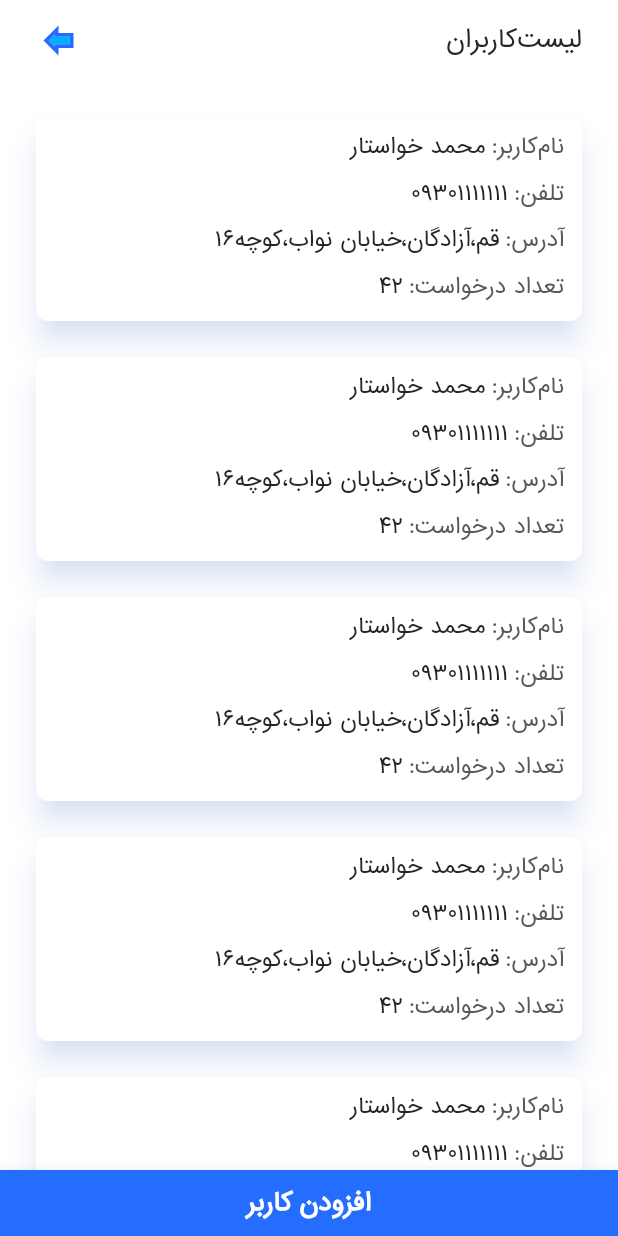
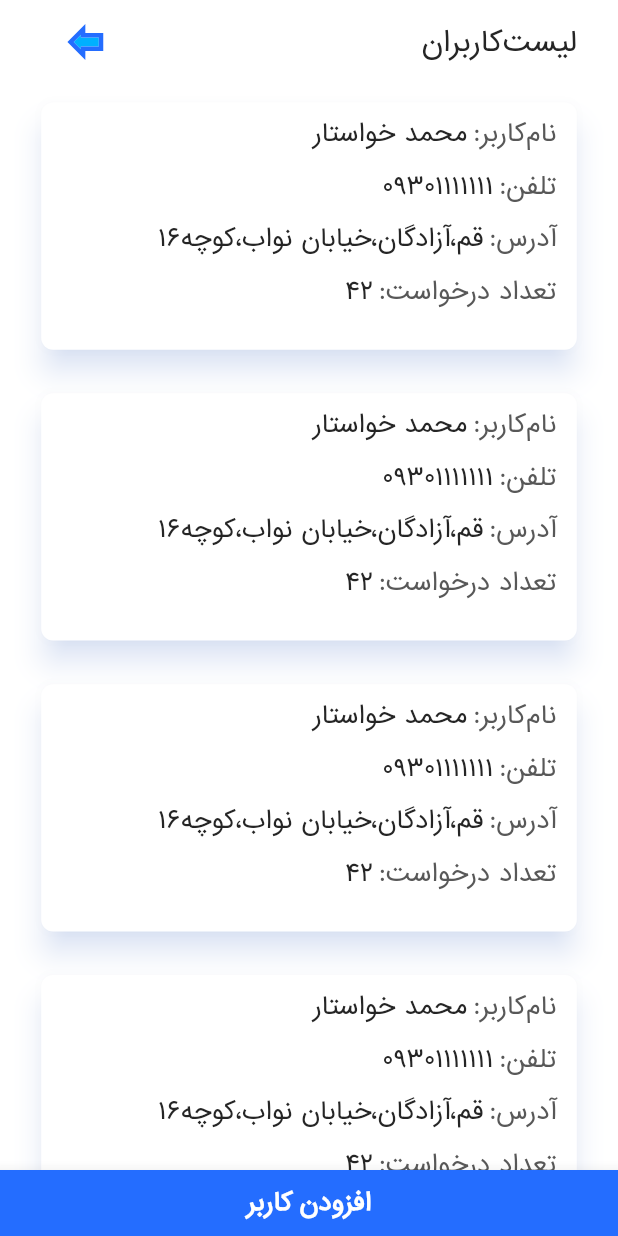
Before and after one commit to fhkhd/Panel, a Flutter app: the usersList screen opened directly, on a phone screen of 412 x 824 dp. Run offline on Flutter 3.47's test engine with Material 2 defaults, Android fonts, the phone set to English and light mode, and no system bars; our stand-ins replace flutter_svg, hexcolor; missing offline and left inert: dart:ffi.

Commit message:
set AppBar & change sizes of all listScreens

```diff
--- a/lib/QuestionList.dart
+++ b/lib/QuestionList.dart
@@ -21,11 +21,19 @@ class _QuestionListState extends State<QuestionList> {
   Widget build(BuildContext context) {
     return Scaffold(
       backgroundColor: Colors.white,
-      body: ListView(
-        children: [
-          SizedBox(height: 12.0,),
-          Padding(
-            padding: EdgeInsets.only(left: 24.0,right: 24.0,bottom: 12.0),
+      appBar: AppBar(
+        backgroundColor: Colors.white,
+        actions: [
+          Container(
+            // height: MediaQuery.of(context).size.height/10,
+            width: MediaQuery.of(context).size.width,
+              child: Padding(
+                padding: EdgeInsets.only(
+                  left: 24.0,
+                  right: 24.0,
+                  // top: MediaQuery.of(context).size.height/30,
+                  // bottom: MediaQuery.of(context).size.height/120,
+                ),
                 child: Row(
                   mainAxisAlignment: MainAxisAlignment.spaceBetween,
                   children: <Widget>[
@@ -36,7 +44,9 @@ class _QuestionListState extends State<QuestionList> {
                         fontSize: 16.0,
                         fontFamily: 'IranianSans',
                       ),
+                      textAlign: TextAlign.right,
                     ),
+
                     InkWell(
                       onTap: (){
                         Navigator.of(context).push(MaterialPageRoute(
@@ -47,14 +57,21 @@ class _QuestionListState extends State<QuestionList> {
                   ],
               ),
             ),
-          Container(
+          ),
+        ],
+        elevation: 0.0,
+      ),
+      body: Column(
+        children: [
+          Expanded(
+            child: Container(
             height: MediaQuery.of(context).size.height,
             child: ListView.builder(
               itemBuilder: (_,int index) => itemQuestion(index+1),
-              itemCount: 33+2,
+              itemCount: 35,
               scrollDirection: Axis.vertical,
             ),
-          ),
+          ),)
         ],
       ),
       bottomNavigationBar: ButtonNavigationBar("افزودن درخواست(پیش فرض)"),
@@ -96,12 +113,12 @@ class _QuestionListState extends State<QuestionList> {
   Widget itemQuestion(int input){
     return Column(
       children: [
-        SizedBox(height: 24.0,),
-        Padding(padding: EdgeInsets.only(left: 20.0,right: 20.0),
+        Padding(padding: EdgeInsets.only(left: 20.0,right: 20.0,top: 10),
           child: Container(
             child: Question(input),
           ),
         ),
+        SizedBox(height: 14,),
       ],
     );
   }
--- a/lib/UsersList.dart
+++ b/lib/UsersList.dart
@@ -21,10 +21,19 @@ class _usersListState extends State<usersList> {
   Widget build(BuildContext context) {
     return Scaffold(
       backgroundColor: Colors.white,
-      body: ListView(
-        children: [
-          SizedBox(height: 12.0),
-          Padding(padding: EdgeInsets.only(left: 24.0,right: 24.0,bottom: 12.0),
+      appBar: AppBar(
+        backgroundColor: Colors.white,
+        actions: [
+          Container(
+            // height: MediaQuery.of(context).size.height/10,
+            width: MediaQuery.of(context).size.width,
+            child: Padding(
+              padding: EdgeInsets.only(
+                left: MediaQuery.of(context).size.width/15,
+                right: MediaQuery.of(context).size.width/15,
+                // top: MediaQuery.of(context).size.height/30,
+                // bottom: MediaQuery.of(context).size.height/120,
+              ),
               child: Row(
                 mainAxisAlignment: MainAxisAlignment.spaceBetween,
                 children: <Widget>[
@@ -32,28 +41,43 @@ class _usersListState extends State<usersList> {
                     'لیست‌کاربران',
                     style: TextStyle(
                       color: HexColor('252525'),
-                    fontSize: 16.0,
+                      fontSize: MediaQuery.of(context).size.width/22.5,
+                      // fontSize: 16.0,
                       fontFamily: 'IranianSans',
                     ),
+                    textAlign: TextAlign.right,
                   ),
+
                   InkWell(
                     onTap: (){
                       Navigator.of(context).push(MaterialPageRoute(
                           builder: (context) => DideBan()));
                     },
-                  child: SvgPicture.asset('assets/forward_black_24dp.svg',height: 30,width: 30,),
+                    child: SvgPicture.asset('assets/forward_black_24dp.svg',
+                      height: MediaQuery.of(context).size.height/23,
+                      // height: 30,
+                      // width: 30,
+                      width: MediaQuery.of(context).size.width/7,
+                    ),
                   ),
                 ],
               ),
             ),
-          Container(
+          ),
+        ],
+        elevation: 0.0,
+      ),
+      body: Column(
+        children: [
+          Expanded(
+            child: Container(
             height: MediaQuery.of(context).size.height,
             child: ListView.builder(
               scrollDirection: Axis.vertical,
               itemBuilder: (_,int index) => itemCards(),
               itemCount: 7+1,
             ),
-          ),
+          ),)
         ],
       ),
         bottomNavigationBar: ButtonNavigationBar("افزودن کاربر"),
@@ -69,10 +93,14 @@ class _usersListState extends State<usersList> {
         ),
       ),
       child: Container(
-        height: 136.0,
-        width: MediaQuery.of(context).size.width-48.0,
+        // height: 136.0,
+        height: MediaQuery.of(context).size.height/5,
+        width: MediaQuery.of(context).size.width-(2*(MediaQuery.of(context).size.width/15)),
         child: Padding(
-          padding: EdgeInsets.only(right: 12.0,top: 8.0),
+          padding: EdgeInsets.only(
+              right: MediaQuery.of(context).size.width/30,
+              top: 8.0
+          ),
           child: Column(
             children: [
               Row(
@@ -82,7 +110,8 @@ class _usersListState extends State<usersList> {
                     style: TextStyle(
                       color: HexColor('585858'),
                       fontFamily: 'IranianSans',
-                      fontSize: 14.0,
+                      fontSize: MediaQuery.of(context).size.width/25.75,
+                      // fontSize: 14.0,
                     ),
                     textAlign: TextAlign.right,
                   ),
@@ -92,7 +121,7 @@ class _usersListState extends State<usersList> {
                     textAlign: TextAlign.center,
                     style: TextStyle(
                       fontFamily: 'IranianSans',
-                      fontSize: 14.0,
+                      fontSize: MediaQuery.of(context).size.width/25.75,
                       color: HexColor('252525'),
                     ),
                   ),
@@ -106,7 +135,7 @@ class _usersListState extends State<usersList> {
                     style: TextStyle(
                       color: HexColor('585858'),
                       fontFamily: 'IranianSans',
-                      fontSize: 14.0,
+                      fontSize: MediaQuery.of(context).size.width/25.75,
                     ),
                     textAlign: TextAlign.right,
                   ),
@@ -116,7 +145,7 @@ class _usersListState extends State<usersList> {
                     textAlign: TextAlign.center,
                     style: TextStyle(
                       fontFamily: 'IranianSans',
-                      fontSize: 14.0,
+                      fontSize: MediaQuery.of(context).size.width/25.75,
                       color: HexColor('252525'),
                     ),
                   ),
@@ -130,7 +159,7 @@ class _usersListState extends State<usersList> {
                     style: TextStyle(
                       color: HexColor('585858'),
                       fontFamily: 'IranianSans',
-                      fontSize: 14.0,
+                      fontSize: MediaQuery.of(context).size.width/25.75,
                     ),
                     textAlign: TextAlign.right,
                   ),
@@ -140,7 +169,7 @@ class _usersListState extends State<usersList> {
                     textAlign: TextAlign.center,
                     style: TextStyle(
                       fontFamily: 'IranianSans',
-                      fontSize: 14.0,
+                      fontSize: MediaQuery.of(context).size.width/25.75,
                       color: HexColor('252525'),
                     ),
                   ),
@@ -154,7 +183,7 @@ class _usersListState extends State<usersList> {
                     style: TextStyle(
                       color: HexColor('585858'),
                       fontFamily: 'IranianSans',
-                      fontSize: 14.0,
+                      fontSize: MediaQuery.of(context).size.width/25.75,
                     ),
                     textAlign: TextAlign.right,
                   ),
@@ -164,7 +193,7 @@ class _usersListState extends State<usersList> {
                     textAlign: TextAlign.center,
                     style: TextStyle(
                       fontFamily: 'IranianSans',
-                      fontSize: 14.0,
+                      fontSize: MediaQuery.of(context).size.width/25.75,
                       color: HexColor('252525'),
                     ),
                   ),
@@ -182,11 +211,20 @@ class _usersListState extends State<usersList> {
   Widget itemCards(){
     return Column(
       children: [
-                SizedBox(height: 24.0,),
-                Padding(padding: EdgeInsets.only(left: 20.0,right: 20.0),
+                Padding(
+                  padding: EdgeInsets.only(
+                    left: MediaQuery.of(context).size.width/15,
+                    right: MediaQuery.of(context).size.width/15,
+                // top: 10.0,
+                    top: MediaQuery.of(context).size.height/67,
+                ),
                   child: Container(
                     child: UserInfo(),
                   ),
+                ),
+        SizedBox(
+          height: MediaQuery.of(context).size.height/49,
+        // height: 14.0,
         ),
       ],
     );
```
Also changed, not shown: lib/main.dart (line endings or trailing spaces). Lines whose indentation alone changed are shown as unchanged.
